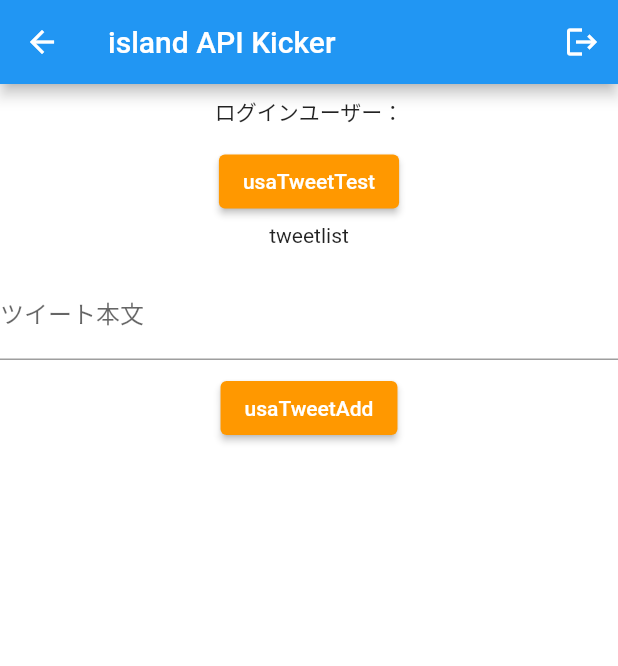
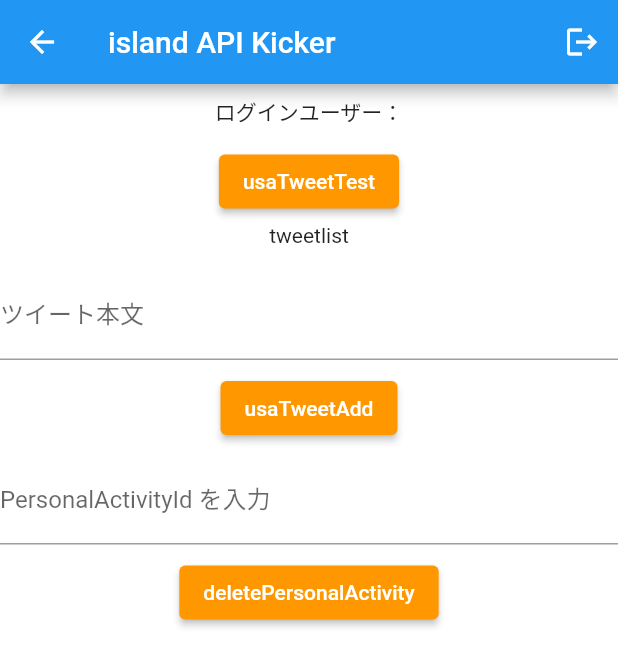
Before and after one commit to mf-konomi-ogawa/island-app, a Flutter app: the MainHome screen opened directly with empty values, on a phone screen of 412 x 824 dp. Shown: the top 666 px of the screen. Run offline on Flutter 3.47's test engine with Material 2 defaults, Android fonts, the phone set to English and light mode, and no system bars; our stand-ins replace another_flushbar, cloud_functions, firebase_auth, firebase_core; accounts and stored records are empty; network calls fail.

Commit message:
ツイート削除を実装

```diff
--- a/lib/Home/home.dart
+++ b/lib/Home/home.dart
@@ -19,6 +19,7 @@ class MainHome extends StatefulWidget {
 class MainHomeState extends State<MainHome> {
   String tweetlist = "";
   String tweetcontents = "";
+  String deletePersonalActivityId = "";
   @override
   Widget build(BuildContext context) {
     return Scaffold(
@@ -99,6 +100,36 @@ class MainHomeState extends State<MainHome> {
               print( tweetcontents );
             },
           ),
+          SizedBox(height: 8),
+          // API テスト - deletePersonalActivity - PersonalActivityId 内容入力フォーム
+          TextFormField(
+            keyboardType: TextInputType.multiline,
+            decoration: InputDecoration(
+              labelText: "PersonalActivityId を入力",
+            ),
+            onChanged: (String value) {
+              setState(() {
+                deletePersonalActivityId = value;
+              });
+            },
+          ),
+          SizedBox(height: 8),
+          // API テスト - deletePersonalActivity
+          ElevatedButton(
+            child: const Text('deletePersonalActivity'),
+            style: ElevatedButton.styleFrom(
+              primary: Colors.orange,
+              onPrimary: Colors.white,
+            ),
+            onPressed: () async {
+              HttpsCallable callable = FirebaseFunctions.instance.httpsCallable('deletePersonalActivity');
+              final results = await callable(deletePersonalActivityId);
+              // test
+              print('sucess');
+              print( results.data.toString() );
+              print( deletePersonalActivityId );
+            },
+          ),
 
           Padding(
             padding: const EdgeInsets.symmetric(vertical: 4),
```
